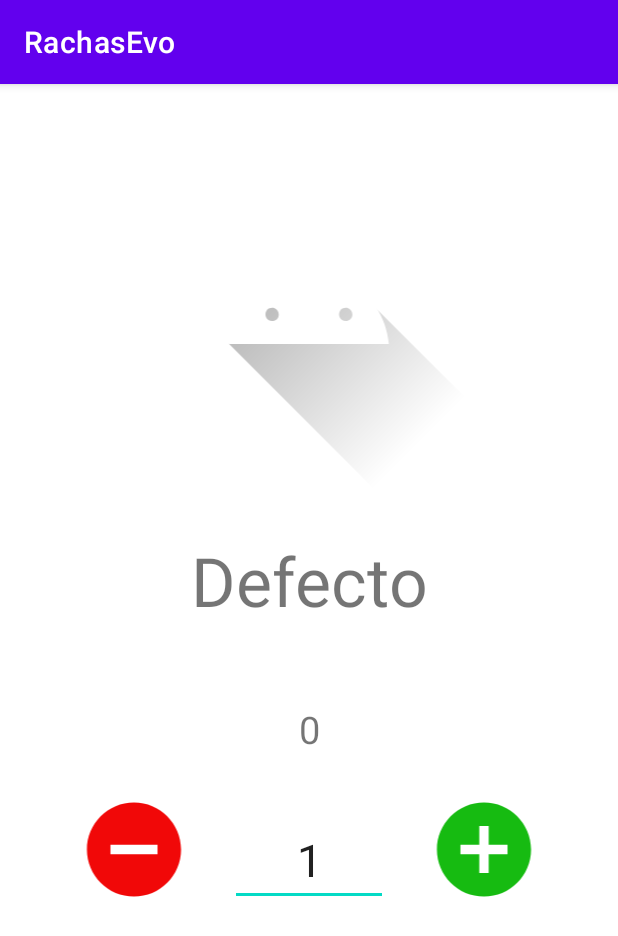
After one commit to enekor/PokeCounter, an Android app: the ViewItem screen opened directly, with no data from a screen before it, on a phone screen of 412 x 824 dp. The commit adds this screen. Shown: the top 936 px of the screen. Run offline under Robolectric (Android 15) with nearby library versions, the phone set to English and light mode, and no system bars; our stand-ins replace Room's generated code.

Commit message:
implementado visualizacion y editado de item

```diff
--- a/app/src/main/AndroidManifest.xml
+++ b/app/src/main/AndroidManifest.xml
@@ -20,6 +20,8 @@
                 <category android:name="android.intent.category.LAUNCHER"/>
             </intent-filter>
         </activity>
+
+        <activity android:name=".ui.viewItem.ViewItem"/>
     </application>
 
 </manifest>
--- /dev/null
+++ b/app/src/main/java/com/example/rachasevo/Intercambio.kt
@@ -0,0 +1,8 @@
+package com.example.rachasevo
+
+import com.example.rachasevo.baseDeDatos.model.Item
+
+object Intercambio {
+
+    var item:Item? = null
+}
--- a/app/src/main/java/com/example/rachasevo/MainActivity.kt
+++ b/app/src/main/java/com/example/rachasevo/MainActivity.kt
@@ -11,7 +11,11 @@ import androidx.navigation.ui.setupActionBarWithNavController
 import androidx.navigation.ui.setupWithNavController
 import androidx.drawerlayout.widget.DrawerLayout
 import androidx.appcompat.app.AppCompatActivity
+import androidx.fragment.app.Fragment
+import androidx.room.Room
+import com.example.rachasevo.baseDeDatos.BaseDeDatos
 import com.example.rachasevo.databinding.ActivityMainBinding
+import com.example.rachasevo.ui.viewItem.ViewItem
 
 class MainActivity : AppCompatActivity() {
 
--- a/app/src/main/java/com/example/rachasevo/baseDeDatos/BaseDeDatos.kt
+++ b/app/src/main/java/com/example/rachasevo/baseDeDatos/BaseDeDatos.kt
@@ -6,7 +6,7 @@ import com.example.rachasevo.baseDeDatos.dao.ItemDao
 import com.example.rachasevo.baseDeDatos.model.Item
 
 @Database(entities = [Item::class], version = 1)
-abstract class BaseDeDatos: RoomDatabase() {
+abstract class BaseDeDatos:RoomDatabase(){
 
     abstract fun itemDao(): ItemDao
 }
--- a/app/src/main/java/com/example/rachasevo/baseDeDatos/dao/ItemDao.kt
+++ b/app/src/main/java/com/example/rachasevo/baseDeDatos/dao/ItemDao.kt
@@ -3,18 +3,19 @@ package com.example.rachasevo.baseDeDatos.dao
 import androidx.room.Dao
 import androidx.room.Delete
 import androidx.room.Insert
+import androidx.room.OnConflictStrategy.REPLACE
 import androidx.room.Query
 import com.example.rachasevo.baseDeDatos.model.Item
 
 @Dao
 interface ItemDao {
 
-    @Insert
+    @Insert(onConflict = REPLACE)
     fun insertItem(item: Item)
 
     @Query("Select * from item")
     fun getAllItems():List<Item>
 
     @Delete
-    fun deleteItem(id:Int)
+    fun deleteItem(item:Item)
 }
--- a/app/src/main/java/com/example/rachasevo/baseDeDatos/model/Item.kt
+++ b/app/src/main/java/com/example/rachasevo/baseDeDatos/model/Item.kt
@@ -4,7 +4,5 @@ import androidx.room.Entity
 import androidx.room.PrimaryKey
 
 @Entity
-data class Item(var name:String, var imagen:String, var contador: Int, var internet:Boolean) {
-    @PrimaryKey(autoGenerate = true)
-    val id:Int = 0
+data class Item(@PrimaryKey(autoGenerate = true)val id:Int, var name:String, var imagen:String, var contador: Int, var internet:Boolean) {
 }
--- /dev/null
+++ b/app/src/main/java/com/example/rachasevo/ui/viewItem/ViewItem.kt
@@ -0,0 +1,68 @@
+package com.example.rachasevo.ui.viewItem
+
+import android.os.Bundle
+import androidx.fragment.app.Fragment
+import android.view.LayoutInflater
+import android.view.View
+import android.view.ViewGroup
+import androidx.appcompat.app.AppCompatActivity
+import androidx.room.Room
+import com.example.rachasevo.Intercambio
+import com.example.rachasevo.R
+import com.example.rachasevo.baseDeDatos.BaseDeDatos
+import com.example.rachasevo.baseDeDatos.model.Item
+import com.example.rachasevo.databinding.FragmentViewItemBinding
+import kotlin.properties.Delegates
+
+/**
+ * A simple [Fragment] subclass.
+ * Use the [ViewItem.newInstance] factory method to
+ * create an instance of this fragment.
+ */
+class ViewItem : AppCompatActivity() {
+
+    private lateinit var binding:FragmentViewItemBinding
+    private lateinit var item:Item
+    private var contador:Int = 0
+
+    override fun onCreate(savedInstanceState: Bundle?) {
+        super.onCreate(savedInstanceState)
+        item = Intercambio.item!!
+        contador = item.contador
+
+        binding = FragmentViewItemBinding.inflate(layoutInflater)
+        setContentView(binding.root)
+
+        initComponents()
+        onClick()
+    }
+
+
+    private fun onClick(){
+        binding.addButton.setOnClickListener{
+            contador+=binding.howMuchAdd.text.toString().toInt()
+            binding.counterView.text = contador.toString()
+            Intercambio.item?.contador = contador
+        }
+
+        binding.removeButton.setOnClickListener{
+            contador-=binding.howMuchAdd.text.toString().toInt()
+            binding.counterView.text = contador.toString()
+            Intercambio.item?.contador = contador
+        }
+    }
+
+    private fun initComponents(){
+        binding.namePreview.text = item.name
+        binding.counterView.text = contador.toString()
+        binding.addButton.setImageResource(R.drawable.ic_add_circle_green)
+        binding.removeButton.setImageResource(R.drawable.ic_substract_circle_red)
+        binding.imagenView.setImageResource(R.drawable.ic_launcher_foreground)
+    }
+
+    override fun onPause() {
+        super.onPause()
+        val db = Room.databaseBuilder(this,BaseDeDatos::class.java,"listas").allowMainThreadQueries().build()
+        db.itemDao().insertItem(Intercambio.item!!)
+    }
+}
--- /dev/null
+++ b/app/src/main/res/drawable/ic_add_circle_green.xml
@@ -0,0 +1,5 @@
+<vector android:height="24dp" android:tint="#16BB11"
+    android:viewportHeight="24" android:viewportWidth="24"
+    android:width="24dp" xmlns:android="http://schemas.android.com/apk/res/android">
+    <path android:fillColor="@android:color/white" android:pathData="M12,2C6.48,2 2,6.48 2,12s4.48,10 10,10 10,-4.48 10,-10S17.52,2 12,2zM17,13h-4v4h-2v-4L7,13v-2h4L11,7h2v4h4v2z"/>
+</vector>
--- /dev/null
+++ b/app/src/main/res/drawable/ic_substract_circle_red.xml
@@ -0,0 +1,9 @@
+<vector xmlns:android="http://schemas.android.com/apk/res/android"
+        android:width="24dp"
+        android:height="24dp"
+        android:viewportWidth="24"
+        android:viewportHeight="24">
+    <path
+            android:pathData="M12,2C6.48,2 2,6.48 2,12s4.48,10 10,10 10,-4.48 10,-10S17.52,2 12,2zM17,13L7,13v-2h10v2z"
+            android:fillColor="#F10808"/>
+</vector>
--- /dev/null
+++ b/app/src/main/res/layout/fragment_view_item.xml
@@ -0,0 +1,53 @@
+<?xml version="1.0" encoding="utf-8"?>
+<androidx.constraintlayout.widget.ConstraintLayout xmlns:android="http://schemas.android.com/apk/res/android"
+                                                   xmlns:app="http://schemas.android.com/apk/res-auto"
+                                                   xmlns:tools="http://schemas.android.com/tools"
+                                                   android:layout_width="match_parent"
+                                                   android:layout_height="match_parent"
+                                                   tools:context=".ui.viewItem.ViewItem" android:padding="25dp">
+    <ImageView
+            android:layout_width="0dp"
+            android:layout_height="250dp" tools:src="@tools:sample/avatars" android:id="@+id/imagenView"
+            app:layout_constraintStart_toStartOf="parent" app:layout_constraintTop_toTopOf="parent"
+            app:layout_constraintEnd_toEndOf="parent"/>
+    <LinearLayout
+            android:orientation="vertical"
+            android:layout_width="0dp"
+            android:layout_height="0dp"
+            app:layout_constraintEnd_toEndOf="parent" app:layout_constraintStart_toStartOf="parent"
+            app:layout_constraintTop_toBottomOf="@+id/imagenView" app:layout_constraintBottom_toBottomOf="parent">
+        <TextView
+                android:text="TextView"
+                android:layout_width="match_parent"
+                android:layout_height="wrap_content" android:id="@+id/namePreview" android:gravity="center"
+                android:layout_marginTop="25dp" android:textSize="45dp"/>
+        <TextView
+                android:text="TextView"
+                android:layout_width="match_parent"
+                android:layout_height="wrap_content" android:id="@+id/counterView" android:textSize="25dp"
+                android:paddingTop="26dp" android:gravity="center" android:layout_marginTop="25dp"/>
+        <LinearLayout
+                android:orientation="horizontal"
+                android:layout_width="match_parent"
+                android:layout_height="fill_parent"
+                android:gravity="center|top" android:paddingTop="25dp">
+            <ImageView
+                    android:src="@drawable/ic_substract_circle_red"
+                    android:layout_width="wrap_content"
+                    android:layout_height="75dp" android:id="@+id/removeButton" android:layout_weight="1"/>
+            <EditText
+                    android:layout_width="1dp"
+                    android:layout_height="wrap_content"
+                    android:inputType="numberSigned"
+                    android:ems="10"
+                    android:id="@+id/howMuchAdd" android:layout_weight="1" android:minHeight="48dp"
+                    android:text="1" android:gravity="center" android:paddingTop="24dp"
+                    android:textSize="30dp"/>
+            <ImageView
+                    android:layout_width="wrap_content"
+                    android:layout_height="75dp" tools:src="@drawable/ic_add_circle_green"
+                    android:id="@+id/addButton"
+                    android:layout_weight="1"/>
+        </LinearLayout>
+    </LinearLayout>
+</androidx.constraintlayout.widget.ConstraintLayout>
--- a/app/src/main/res/values-night/themes.xml
+++ b/app/src/main/res/values-night/themes.xml
@@ -13,4 +13,8 @@
         <item name="android:statusBarColor" tools:targetApi="l">?attr/colorPrimaryVariant</item>
         <!-- Customize your theme here. -->
     </style>
+    <style name="ThemeOverlay.RachasEvo.FullscreenContainer" parent="">
+        <item name="fullscreenBackgroundColor">@color/light_blue_900</item>
+        <item name="fullscreenTextColor">@color/light_blue_A400</item>
+    </style>
 </resources>
--- /dev/null
+++ b/app/src/main/res/values/attrs.xml
@@ -0,0 +1,6 @@
+<resources>
+    <declare-styleable name="FullscreenAttrs">
+        <attr name="fullscreenBackgroundColor" format="color"/>
+        <attr name="fullscreenTextColor" format="color"/>
+    </declare-styleable>
+</resources>
--- a/app/src/main/res/values/colors.xml
+++ b/app/src/main/res/values/colors.xml
@@ -7,4 +7,9 @@
     <color name="teal_700">#FF018786</color>
     <color name="black">#FF000000</color>
     <color name="white">#FFFFFFFF</color>
+    <color name="light_blue_600">#FF039BE5</color>
+    <color name="light_blue_900">#FF01579B</color>
+    <color name="light_blue_A200">#FF40C4FF</color>
+    <color name="light_blue_A400">#FF00B0FF</color>
+    <color name="black_overlay">#66000000</color>
 </resources>
--- a/app/src/main/res/values/strings.xml
+++ b/app/src/main/res/values/strings.xml
@@ -12,4 +12,6 @@
     <string name="menu_slideshow">Slideshow</string>
     <!-- TODO: Remove or change this placeholder text -->
     <string name="hello_blank_fragment">Hello blank fragment</string>
+    <string name="dummy_button">Dummy Button</string>
+    <string name="dummy_content">DUMMY\nCONTENT</string>
 </resources>
--- /dev/null
+++ b/app/src/main/res/values/styles.xml
@@ -0,0 +1,6 @@
+<resources>
+    <style name="Widget.Theme.RachasEvo.ButtonBar.Fullscreen" parent="">
+        <item name="android:background">@color/black_overlay</item>
+        <item name="android:buttonBarStyle">?android:attr/buttonBarStyle</item>
+    </style>
+</resources>
--- a/app/src/main/res/values/themes.xml
+++ b/app/src/main/res/values/themes.xml
@@ -19,4 +19,8 @@
     </style>
     <style name="Theme.RachasEvo.AppBarOverlay" parent="ThemeOverlay.AppCompat.Dark.ActionBar"/>
     <style name="Theme.RachasEvo.PopupOverlay" parent="ThemeOverlay.AppCompat.Light"/>
+    <style name="ThemeOverlay.RachasEvo.FullscreenContainer" parent="">
+        <item name="fullscreenBackgroundColor">@color/light_blue_600</item>
+        <item name="fullscreenTextColor">@color/light_blue_A200</item>
+    </style>
 </resources>
```
Also changed, not shown: app/build.gradle (+6 -1 lines), app/src/main/java/com/example/rachasevo/ui/listado/Adaptador.kt (+15 -4 lines), app/src/main/java/com/example/rachasevo/ui/listado/ListadoFragment.kt (+8 -8 lines).
